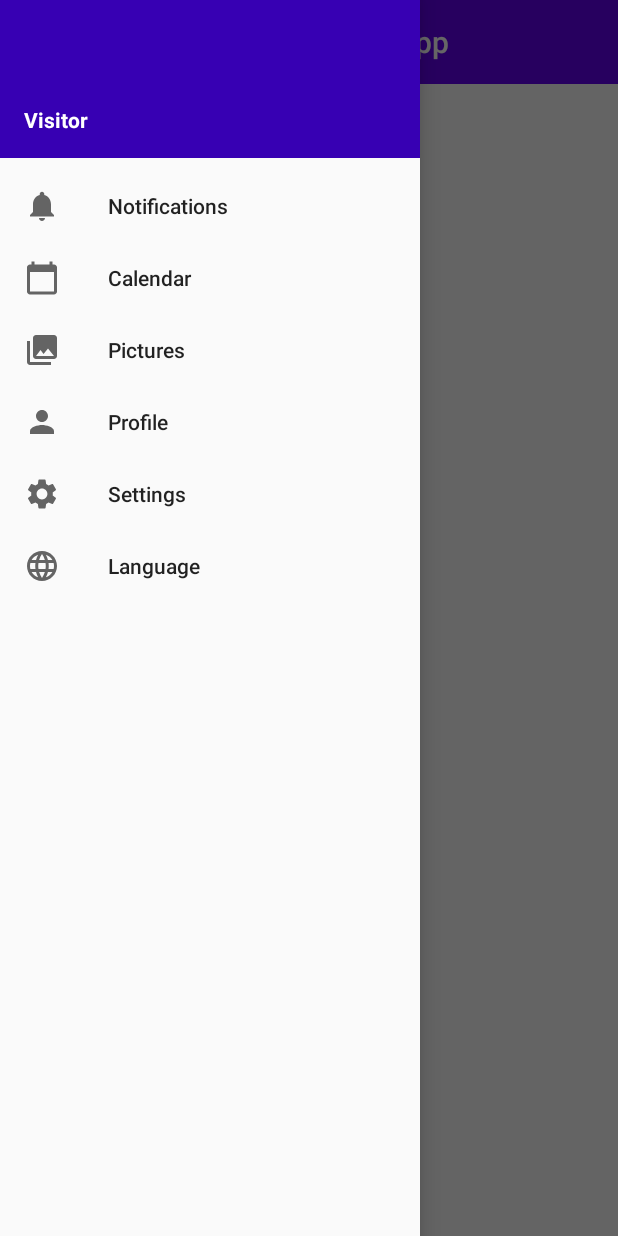
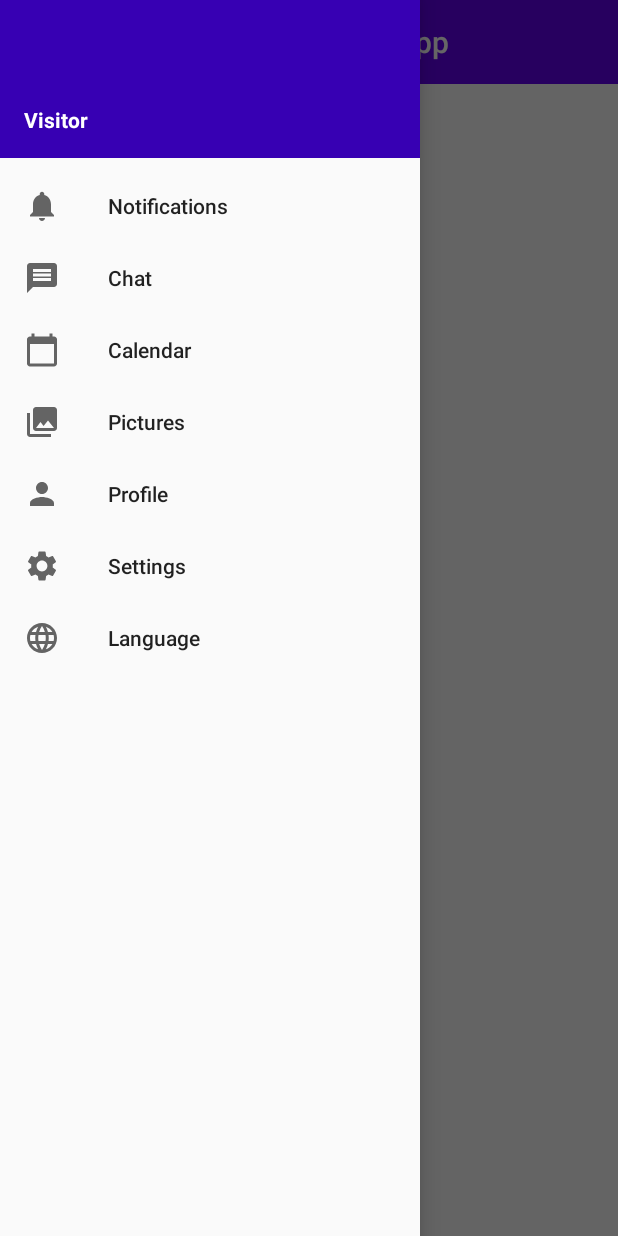
Before and after one commit to IzabelaB205/GardenManagmentApp, an Android app: the screen it shows after launch (MainActivity), with the side drawer open, on a phone screen of 412 x 824 dp. Run offline under Robolectric (Android 15) with nearby library versions, the phone set to English and light mode, and no system bars; our stand-ins replace Firebase (no records; nobody signed in at launch, a user with empty details on screens opened directly).

```diff
--- a/app/src/main/res/menu/navigation_menu.xml
+++ b/app/src/main/res/menu/navigation_menu.xml
@@ -5,6 +5,11 @@
             android:id="@+id/item_notifications"
             android:title="@string/item_notifications"
             android:icon="@drawable/ic_notifications"/>
+
+        <item
+            android:id="@+id/item_chat"
+            android:title="@string/item_chat"
+            android:icon="@drawable/ic_message"/>
 
         <item
             android:id="@+id/item_calendar"
--- a/app/src/main/res/values/strings.xml
+++ b/app/src/main/res/values/strings.xml
@@ -13,4 +13,5 @@
     <string name="item_language">Language</string>
     <string name="login_title">Login</string>
     <string name="language_switch_title">Choose Language</string>
+    <string name="item_chat">Chat</string>
 </resources>
```
Also changed, not shown: app/src/main/java/com/example/gardenmanagmentapp/ChatAdapter.java (+7 -1 lines), app/src/main/java/com/example/gardenmanagmentapp/ChatFragment.java (+35 -1 lines), app/src/main/java/com/example/gardenmanagmentapp/MainActivity.java (+18 -4 lines), 1 other file.
